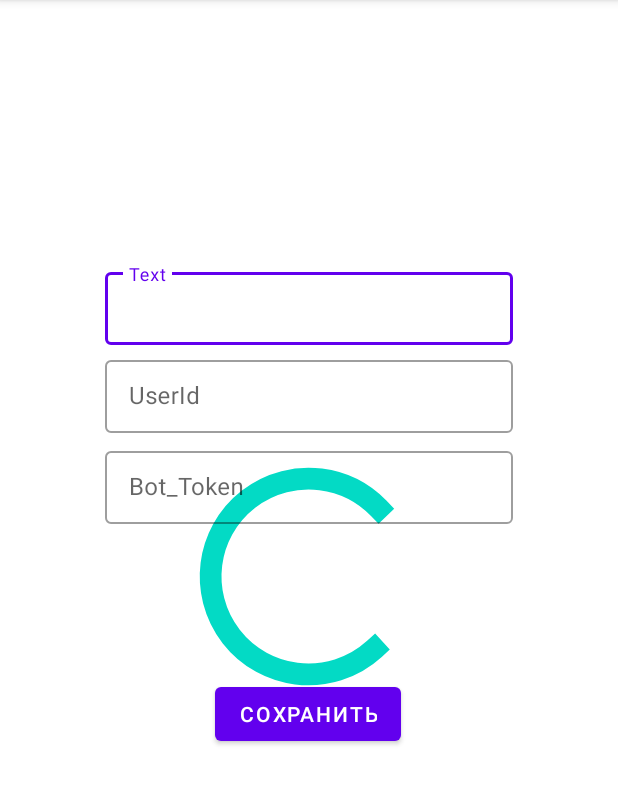
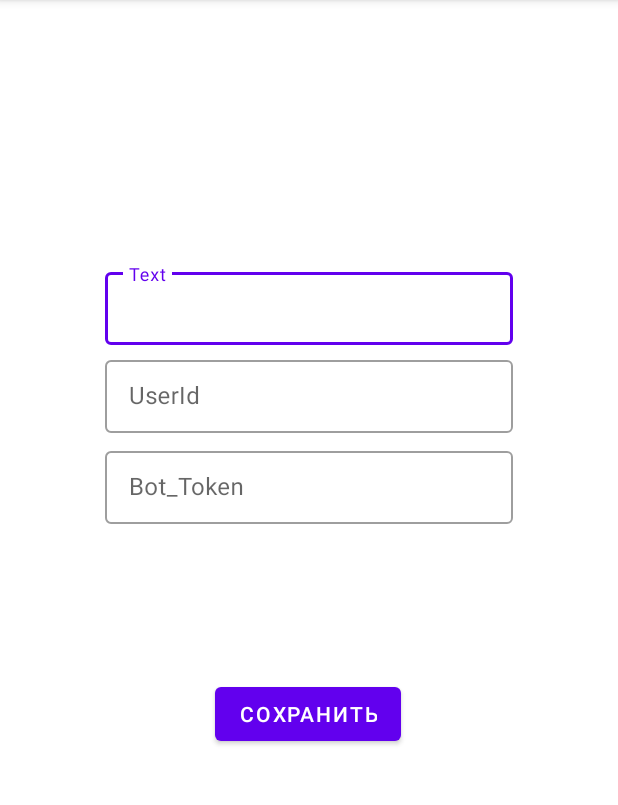
Before and after one commit to zalmek/proj-eye, an Android app: the screen it shows after launch (MainActivity), on a phone screen of 412 x 824 dp, the part 84-889 px from its top. Run offline under Robolectric (Android 15) with nearby library versions, the phone set to English and light mode, and no system bars; our stand-ins replace Dagger/Hilt's generated code.

Commit message:
DI + Fragment

```diff
--- a/app/src/main/java/com/example/chargemessenger/EnterFragment.java
+++ b/app/src/main/java/com/example/chargemessenger/EnterFragment.java
@@ -32,21 +32,20 @@ public class EnterFragment extends Fragment {
                              Bundle savedInstanceState) {
         // Inflate the layout for this fragment
         fragmentbinding = FragmentEnterBinding.inflate(inflater, container, false);
-        return fragmentbinding.getRoot();}
-//        filereader.read(id_file);
-//        binding.UserId.getEditText().setText(filereader.getText());
-//        filereader.read(bot_token_file);
-//        binding.BotToken.getEditText().setText(filereader.getText());
-//        filereader.read(text_file);
-//        binding.Text.getEditText().setText(filereader.getText());
-//        getActivity().startService(new Intent(getContext(), MyService.class));
-//        binding.button.setOnClickListener(v -> {
-//            secondThread = new IThread();
-//            secondThread.start();
-//            Toast.makeText(getContext(), "Action completed. App is ready. You can quit.", Toast.LENGTH_LONG).show();
-//        });
-//    }
-
+        filereader.read(id_file);
+        fragmentbinding.UserId.getEditText().setText(filereader.getText());
+        filereader.read(bot_token_file);
+        fragmentbinding.BotToken.getEditText().setText(filereader.getText());
+        filereader.read(text_file);
+        fragmentbinding.Text.getEditText().setText(filereader.getText());
+        getActivity().startService(new Intent(getContext(), MyService.class));
+        fragmentbinding.button.setOnClickListener(v -> {
+            secondThread = new IThread();
+            secondThread.start();
+            Toast.makeText(getContext(), "Action completed. App is ready. You can quit.", Toast.LENGTH_LONG).show();
+        });
+        return fragmentbinding.getRoot();
+    }
     @Override
     public void onDestroyView() {
         super.onDestroyView();
--- a/app/src/main/java/com/example/chargemessenger/MainActivity.java
+++ b/app/src/main/java/com/example/chargemessenger/MainActivity.java
@@ -23,15 +23,15 @@ public class MainActivity extends AppCompatActivity {
     @Override
     protected void onCreate(Bundle savedInstanceState) {
         super.onCreate(savedInstanceState);
-        setContentView(R.layout.activity_main);
         binding = ActivityMainBinding.inflate(getLayoutInflater());
         View view = binding.getRoot();
+        setContentView(view);
         Fragment fragment = new EnterFragment();
         FragmentManager fm = getSupportFragmentManager();
         FragmentTransaction ft = fm.beginTransaction();
         EnterFragment enterFragment = new EnterFragment();
         ft.replace(R.id.activityid, enterFragment);
-        binding.progressBar.setVisibility(INVISIBLE);
+        binding.progressBar.setVisibility(View.GONE);
         ft.commit();
     }
 }
--- a/app/src/main/res/layout/activity_main.xml
+++ b/app/src/main/res/layout/activity_main.xml
@@ -91,7 +91,6 @@
     <ProgressBar
         android:id="@+id/progressBar"
         style="?android:attr/progressBarStyle"
-        android:visibility="visible"
         android:layout_width="208dp"
         android:layout_height="174dp"
         app:layout_constraintBottom_toBottomOf="parent"
```
